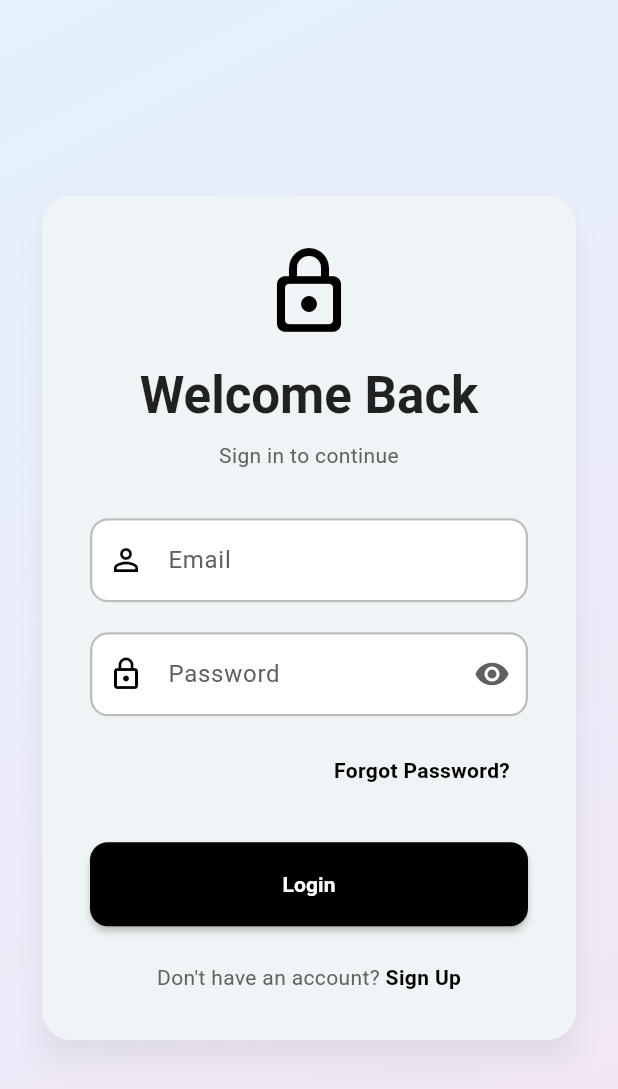
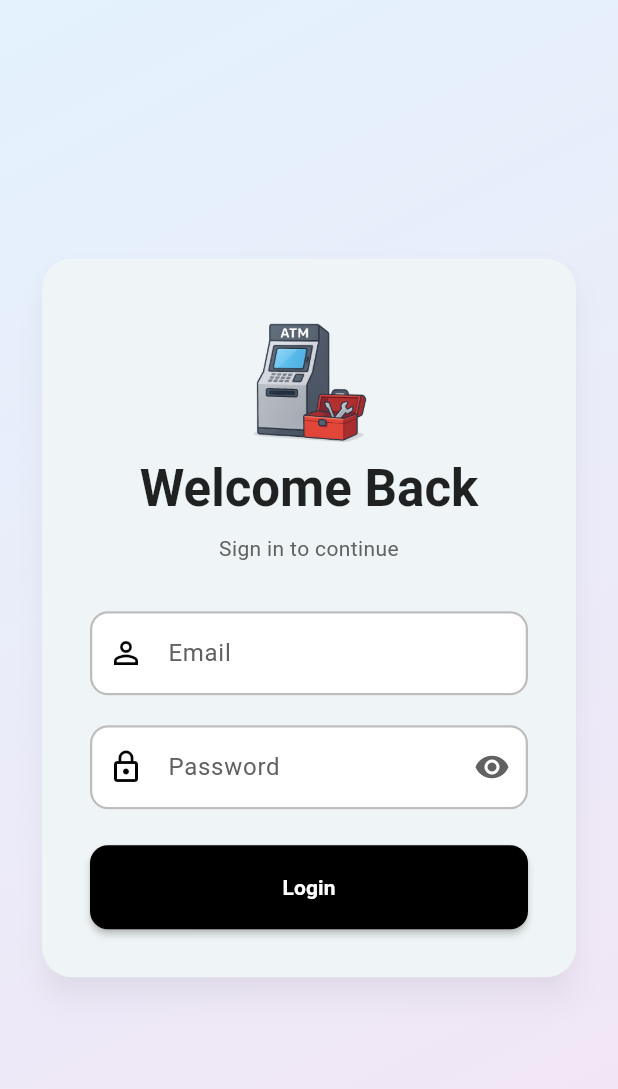
Before and after one commit to evance-mose/AMLS-APP, a Flutter app: the screen it shows after launch, on a phone screen of 412 x 824 dp. Shown: the top 1089 px of the screen. Run offline on Flutter 3.47's test engine with Material 3 defaults, Android fonts, the phone set to English and light mode, and no system bars; our stand-ins replace bloc, flutter_bloc, shared_preferences.

Commit message:
Refactor LoginPage by removing the 'Forgot Password?' and 'Sign Up' sections to streamline the UI. Adjust spacing for improved layout consistency. This change enhances the overall user experience by simplifying the login interface.

```diff
--- a/lib/issue_form_page.dart
+++ b/lib/issue_form_page.dart
@@ -248,8 +248,10 @@ class _IssueFormPageState extends State<IssueFormPage> {
             }
           },
         ),
+         centerTitle: true,
         title: Column(
           crossAxisAlignment: CrossAxisAlignment.start,
+
           children: [
             Text(
               widget.isViewOnly
--- a/lib/log_form_page.dart
+++ b/lib/log_form_page.dart
@@ -291,6 +291,7 @@ class _LogFormPageState extends State<LogFormPage> {
     return Scaffold(
       backgroundColor: colorScheme.background,
       appBar: AppBar(
+        centerTitle: true,
         elevation: 0,
         backgroundColor: Colors.transparent,
         leading: IconButton(
--- a/lib/login_page.dart
+++ b/lib/login_page.dart
@@ -72,14 +72,19 @@ class _LoginPageState extends State<LoginPage> {
                           mainAxisSize: MainAxisSize.min,
                           crossAxisAlignment: CrossAxisAlignment.stretch,
                           children: [
-                            // Logo/Icon
-                            Icon(
-                              Icons.lock_outline_rounded,
-                              size: 64,
-                              color: Theme.of(context).colorScheme.primary,
+
+                            //image should be in the center of the screen and sounded by circle border
+                            Center(
+                              child: Container(
+                                width: 100,
+                                height: 100,
+                                child: Image.asset('assets/images/logo.png'),
+                                decoration: BoxDecoration(
+                                  color: Colors.transparent,
+                                  borderRadius: BorderRadius.circular(12),
+                                ),
+                              ),
                             ),
-                            const SizedBox(height: 16.0),
-
                             // Title
                             Text(
                               'Welcome Back',
@@ -202,24 +207,7 @@ class _LoginPageState extends State<LoginPage> {
                                 return null;
                               },
                             ),
-                            const SizedBox(height: 12.0),
 
-                            // Forgot Password
-                            Align(
-                              alignment: Alignment.centerRight,
-                              child: TextButton(
-                                onPressed: () {
-                                  // Handle forgot password
-                                },
-                                child: Text(
-                                  'Forgot Password?',
-                                  style: Theme.of(context).textTheme.bodyMedium?.copyWith(
-                                    color: Theme.of(context).colorScheme.primary,
-                                    fontWeight: FontWeight.w600,
-                                  ),
-                                ),
-                              ),
-                            ),
                             const SizedBox(height: 24.0),
 
                             // Login Button
@@ -248,37 +236,9 @@ class _LoginPageState extends State<LoginPage> {
                                       style: Theme.of(context).textTheme.labelLarge,
                                     ),
                             ),
-                            const SizedBox(height: 24.0),
 
-                            // Sign Up Link
-                            Row(
-                              mainAxisAlignment: MainAxisAlignment.center,
-                              children: [
-                                Text(
-                                  "Don't have an account? ",
-                                  style: Theme.of(context).textTheme.bodyMedium?.copyWith(
-                                    color: Theme.of(context).colorScheme.onSurfaceVariant,
-                                  ),
-                                ),
-                                TextButton(
-                                  onPressed: () {
-                                    // Handle sign up
-                                  },
-                                  style: TextButton.styleFrom(
-                                    padding: EdgeInsets.zero,
-                                    minimumSize: const Size(0, 0),
-                                    tapTargetSize: MaterialTapTargetSize.shrinkWrap,
-                                  ),
-                                  child: Text(
-                                    'Sign Up',
-                                    style: Theme.of(context).textTheme.bodyMedium?.copyWith(
-                                      color: Theme.of(context).colorScheme.primary,
-                                      fontWeight: FontWeight.bold,
-                                    ),
-                                  ),
-                                ),
-                              ],
-                            ),
+
+
                           ],
                         ),
                       ),
--- a/pubspec.yaml
+++ b/pubspec.yaml
@@ -56,9 +56,8 @@ flutter:
   uses-material-design: true
 
   # To add assets to your application, add an assets section, like this:
-  # assets:
-  #   - images/a_dot_burr.jpeg
-  #   - images/a_dot_ham.jpeg
+  assets:
+    - assets/images/logo.png
 
   # An image asset can refer to one or more resolution-specific "variants", see
   # https://flutter.dev/to/resolution-aware-images
```
Also changed, not shown: assets/images/logo.png (added).
